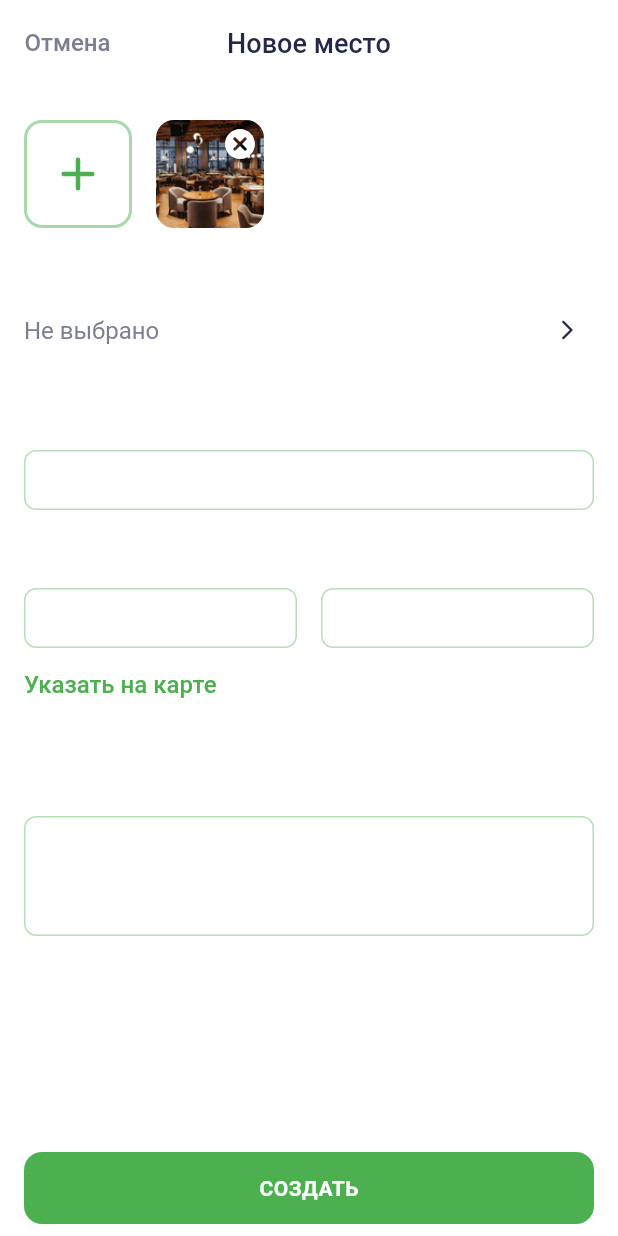
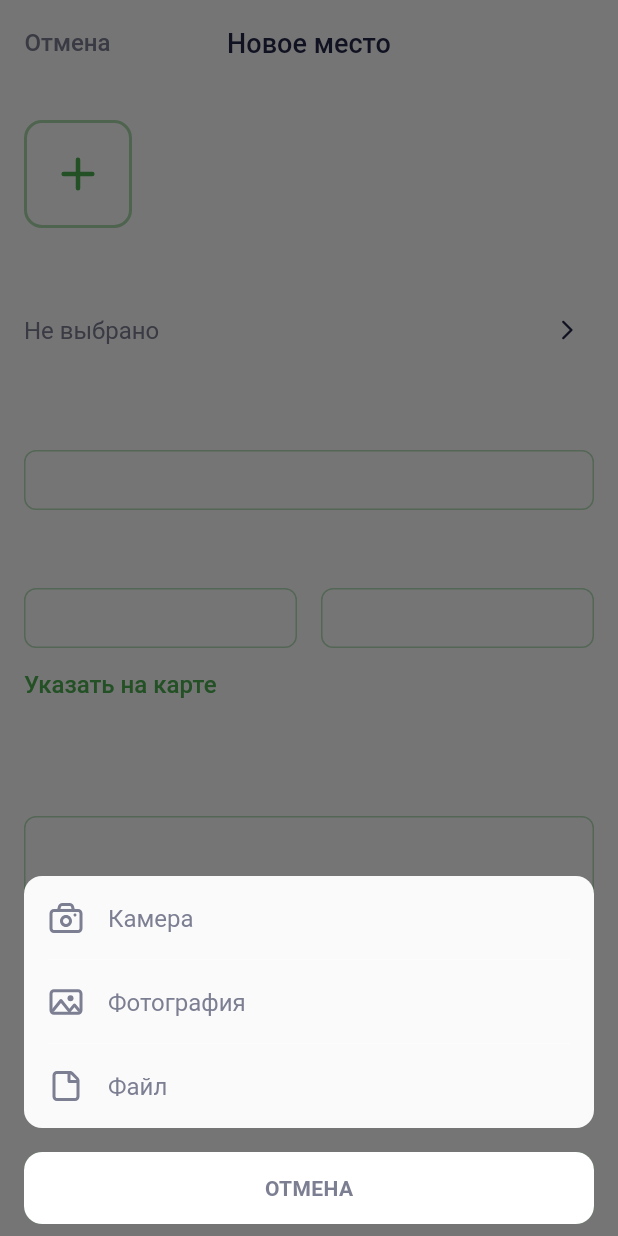
Before and after one commit to lx1ees/places-project-leshchyov, a Flutter app: the AddSightScreen screen opened by its route, after a tap on an icon or button, on a phone screen of 412 x 824 dp. Run offline on Flutter 3.47's test engine with Material 2 defaults, Android fonts, the phone set to English and light mode, and no system bars; our stand-ins replace equatable, flutter_svg, rxdart; network calls fail.

Commit message:
Диалог выбора способа добавления картинки

```diff
--- a/lib/constants/app_assets.dart
+++ b/lib/constants/app_assets.dart
@@ -36,4 +36,6 @@ abstract class AppAssets {
   static const String tutorial2Icon = 'res/images/tutorial_2_icon.svg';
   static const String tutorial3Icon = 'res/images/tutorial_3_icon.svg';
   static const String splashLogo = 'res/images/splash_logo.svg';
+  static const String cameraIcon = 'res/images/camera_icon.svg';
+  static const String fileIcon = 'res/images/file_icon.svg';
 }
--- a/lib/constants/app_constants.dart
+++ b/lib/constants/app_constants.dart
@@ -49,6 +49,7 @@ abstract class AppConstants {
   static const double initialDraggableBottomSheetHeight = 0.65;
   static const double bottomSheetIndicatorHeight = 7;
   static const double bottomSheetIndicatorWidth = 40;
+  static const double infinity = 1000000;
 
   /// Константы карточки и окна детальной информации достопримечательности
   static const double sightCardImageHeight = 96;
--- a/lib/constants/app_strings.dart
+++ b/lib/constants/app_strings.dart
@@ -71,6 +71,9 @@ abstract class AppStrings {
   static const String placeLonTitle = 'ДОЛГОТА';
   static const String placeDetailsTitle = 'ОПИСАНИЕ';
   static const String pointLocationOnMap = 'Указать на карте';
+  static const String camera = 'Камера';
+  static const String photo = 'Фотография';
+  static const String file = 'Файл';
 
   /// Тексты окна поиска мест
   static const String searchTitle = 'Поиск';
--- /dev/null
+++ b/lib/ui/screen/add_sight_screen/add_image_dialog.dart
@@ -0,0 +1,76 @@
+import 'package:flutter/material.dart';
+import 'package:places/constants/app_assets.dart';
+import 'package:places/constants/app_constants.dart';
+import 'package:places/constants/app_strings.dart';
+import 'package:places/ui/screen/add_sight_screen/add_image_dialog_item.dart';
+import 'package:places/ui/widgets/custom_divider.dart';
+import 'package:places/ui/widgets/custom_elevated_button.dart';
+
+/// Виджет диалога выбора способа добавления изображения с обработчиками
+class AddImageDialog extends StatelessWidget {
+  final VoidCallback onCameraPressed;
+  final VoidCallback onPhotoPressed;
+  final VoidCallback onFilePressed;
+
+  const AddImageDialog({
+    required this.onCameraPressed,
+    required this.onPhotoPressed,
+    required this.onFilePressed,
+    Key? key,
+  }) : super(key: key);
+
+  @override
+  Widget build(BuildContext context) {
+    return SimpleDialog(
+      elevation: 0,
+      alignment: Alignment.bottomCenter,
+      contentPadding: const EdgeInsets.symmetric(
+        horizontal: AppConstants.defaultPadding,
+        vertical: AppConstants.defaultPaddingX0_5,
+      ),
+      backgroundColor: Colors.transparent,
+      insetPadding: EdgeInsets.zero,
+      children: [
+        ConstrainedBox(
+          constraints: const BoxConstraints(minWidth: AppConstants.infinity),
+          child: ClipRRect(
+            borderRadius:
+                BorderRadius.circular(AppConstants.button2BorderRadius),
+            clipBehavior: Clip.antiAliasWithSaveLayer,
+            child: Container(
+              color: Theme.of(context).primaryColor,
+              child: Column(
+                children: [
+                  AddImageDialogItem(
+                    title: AppStrings.camera,
+                    iconAsset: AppAssets.cameraIcon,
+                    onPressed: onCameraPressed,
+                  ),
+                  const CustomDivider(hasIndent: true),
+                  AddImageDialogItem(
+                    title: AppStrings.photo,
+                    iconAsset: AppAssets.photoIcon,
+                    onPressed: onPhotoPressed,
+                  ),
+                  const CustomDivider(hasIndent: true),
+                  AddImageDialogItem(
+                    title: AppStrings.file,
+                    iconAsset: AppAssets.fileIcon,
+                    onPressed: onFilePressed,
+                  ),
+                ],
+              ),
+            ),
+          ),
+        ),
+        const SizedBox(height: AppConstants.defaultPadding),
+        CustomElevatedButton(
+          label: AppStrings.cancel,
+          textColor: Theme.of(context).colorScheme.onSurface,
+          backgroundColor: Theme.of(context).primaryColor,
+          onPressed: () => Navigator.of(context).pop(),
+        ),
+      ],
+    );
+  }
+}
--- /dev/null
+++ b/lib/ui/screen/add_sight_screen/add_image_dialog_item.dart
@@ -0,0 +1,41 @@
+import 'package:flutter/material.dart';
+import 'package:flutter_svg/flutter_svg.dart';
+import 'package:places/constants/app_assets.dart';
+import 'package:places/constants/app_typography.dart';
+
+/// Виджет элемента списка в диалоге выбора способа добавления изображения
+/// [iconAsset] - путь до иконки в ресурсах
+/// [title] - заголовок
+/// [onPressed] - обработчик нажатия
+class AddImageDialogItem extends StatelessWidget {
+  final String iconAsset;
+  final String title;
+  final VoidCallback onPressed;
+
+  const AddImageDialogItem({
+    required this.iconAsset,
+    required this.title,
+    required this.onPressed,
+    Key? key,
+  }) : super(key: key);
+
+  @override
+  Widget build(BuildContext context) {
+    return Material(
+      child: ListTile(
+        title: Text(
+          title,
+          style: AppTypography.textRegularTextStyle.copyWith(
+            color: Theme.of(context).colorScheme.onSurface,
+          ),
+        ),
+        onTap: onPressed,
+        horizontalTitleGap: 0,
+        leading: SvgPicture.asset(
+          iconAsset,
+          color: Theme.of(context).colorScheme.onSurface,
+        ),
+      ),
+    );
+  }
+}
--- a/lib/ui/screen/add_sight_screen/add_sight_screen.dart
+++ b/lib/ui/screen/add_sight_screen/add_sight_screen.dart
@@ -1,19 +1,23 @@
 import 'dart:math';
 
 import 'package:flutter/material.dart';
+import 'package:flutter_svg/flutter_svg.dart';
 import 'package:places/constants/app_assets.dart';
 import 'package:places/constants/app_constants.dart';
 import 'package:places/constants/app_strings.dart';
+import 'package:places/constants/app_typography.dart';
 import 'package:places/domain/location_point.dart';
 import 'package:places/domain/sight.dart';
 import 'package:places/domain/sight_category.dart';
 import 'package:places/mocks.dart';
+import 'package:places/ui/screen/add_sight_screen/add_image_dialog.dart';
 import 'package:places/ui/screen/add_sight_screen/add_image_section.dart';
 import 'package:places/ui/screen/add_sight_screen/add_new_sight_button.dart';
 import 'package:places/ui/screen/add_sight_screen/add_sight_screen_app_bar.dart';
 import 'package:places/ui/screen/add_sight_screen/select_category_section.dart';
 import 'package:places/ui/screen/res/routes.dart';
 import 'package:places/ui/widgets/custom_divider.dart';
+import 'package:places/ui/widgets/custom_elevated_button.dart';
 import 'package:places/ui/widgets/custom_text_button.dart';
 import 'package:places/ui/widgets/custom_text_field.dart';
 import 'package:places/ui/widgets/focus_manager_holder.dart';
@@ -21,6 +25,7 @@ import 'package:places/ui/widgets/focus_manager_holder.dart';
 /// Экран добавления нового места
 class AddSightScreen extends StatefulWidget {
   static const String routeName = '/addSight';
+
   const AddSightScreen({Key? key}) : super(key: key);
 
   @override
@@ -58,11 +63,7 @@ class _AddSightScreenState extends State<AddSightScreen> {
                       const SizedBox(height: AppConstants.defaultPaddingX1_5),
                       AddImageSection(
                         images: _imagePaths,
-                        onAddImagePressed: () {
-                          setState(() {
-                            _imagePaths.add(_randomImage());
-                          });
-                        },
+                        onAddImagePressed: _openAddImageDialog,
                         onDeleteImagePressed: (index) {
                           setState(() {
                             _imagePaths.removeAt(index);
@@ -283,4 +284,21 @@ class _AddSightScreenState extends State<AddSightScreen> {
 
     return images[Random().nextInt(images.length)];
   }
+
+  Future<void> _openAddImageDialog() async {
+    await showDialog<void>(
+      context: context,
+      builder: (context) {
+        return AddImageDialog(
+          onCameraPressed: () {
+            setState(() {
+              _imagePaths.add(_randomImage());
+            });
+          },
+          onPhotoPressed: () {},
+          onFilePressed: () {},
+        );
+      },
+    );
+  }
 }
--- a/lib/ui/screen/res/themes.dart
+++ b/lib/ui/screen/res/themes.dart
@@ -21,6 +21,7 @@ class AppTheme {
         error: AppColors.redColor,
         onPrimaryContainer: AppColors.secondaryColor,
         onSecondaryContainer: AppColors.secondary2Color,
+        onSurface: AppColors.secondary2Color,
       ),
       backgroundColor: AppColors.whiteColor,
       scaffoldBackgroundColor: AppColors.whiteColor,
@@ -80,6 +81,7 @@ class AppTheme {
         error: AppColors.redDarkColor,
         onPrimaryContainer: AppColors.secondary2Color,
         onSecondaryContainer: AppColors.inactiveBlackColor,
+        onSurface: AppColors.whiteColor,
       ),
       backgroundColor: AppColors.mainDarkColor,
       scaffoldBackgroundColor: AppColors.mainDarkColor,
--- a/lib/ui/screen/sight_details_screen/sight_details_bottom_sheet.dart
+++ b/lib/ui/screen/sight_details_screen/sight_details_bottom_sheet.dart
@@ -186,8 +186,9 @@ class _SightDetailsBottomSheetState extends State<SightDetailsBottomSheet> {
   }
 
   void _setExpanded(bool isExpanded) {
+    if (_isExpanded != isExpanded) {
       setState(() {
-      if (_isExpanded != isExpanded) _isExpanded = isExpanded;
+        _isExpanded = isExpanded;
       });
       SystemChrome.setSystemUIOverlayStyle(SystemUiOverlayStyle(
         statusBarColor:
@@ -195,3 +196,4 @@ class _SightDetailsBottomSheetState extends State<SightDetailsBottomSheet> {
       ));
     }
   }
+}
--- a/lib/ui/widgets/custom_elevated_button.dart
+++ b/lib/ui/widgets/custom_elevated_button.dart
@@ -14,12 +14,16 @@ class CustomElevatedButton extends StatelessWidget {
   final Widget? icon;
   final VoidCallback? onPressed;
   final bool shrink;
+  final Color? backgroundColor;
+  final Color? textColor;
 
   const CustomElevatedButton({
     this.onPressed,
     this.label,
     this.icon,
     this.shrink = true,
+    this.backgroundColor,
+    this.textColor,
     Key? key,
   })  : assert(label != null || icon != null),
         super(key: key);
@@ -43,10 +47,10 @@ class CustomElevatedButton extends StatelessWidget {
             Radius.circular(AppConstants.button2BorderRadius),
           ),
         ),
-        primary: Theme.of(context).colorScheme.secondary,
-        onPrimary: Theme.of(context).white,
+        primary: backgroundColor ?? Theme.of(context).colorScheme.secondary,
+        onPrimary: textColor ?? Theme.of(context).white,
         textStyle: AppTypography.buttonTextStyle.copyWith(
-          color: Theme.of(context).white,
+          color: textColor ?? Theme.of(context).white,
         ),
       ),
       child: Row(
```
Also changed, not shown: res/images/camera_icon.svg (added), res/images/file_icon.svg (added). Lines whose indentation alone changed are shown as unchanged.
